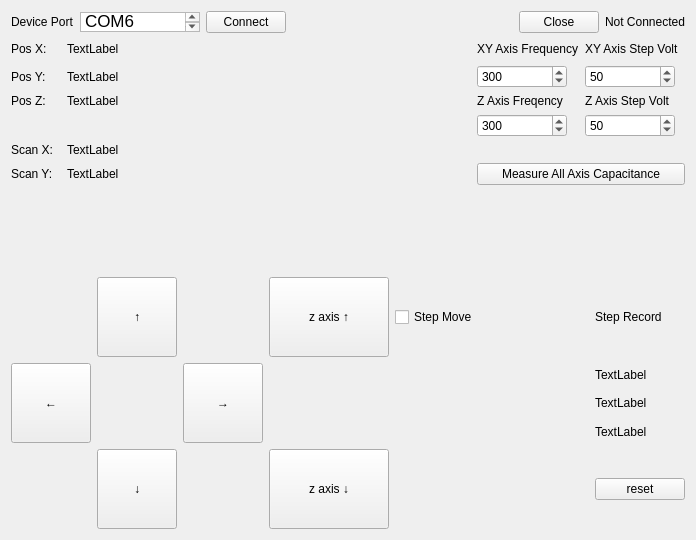
First picture: the form in ANC300/anc300.ui, repository lictailer/zmeter, before the edit.
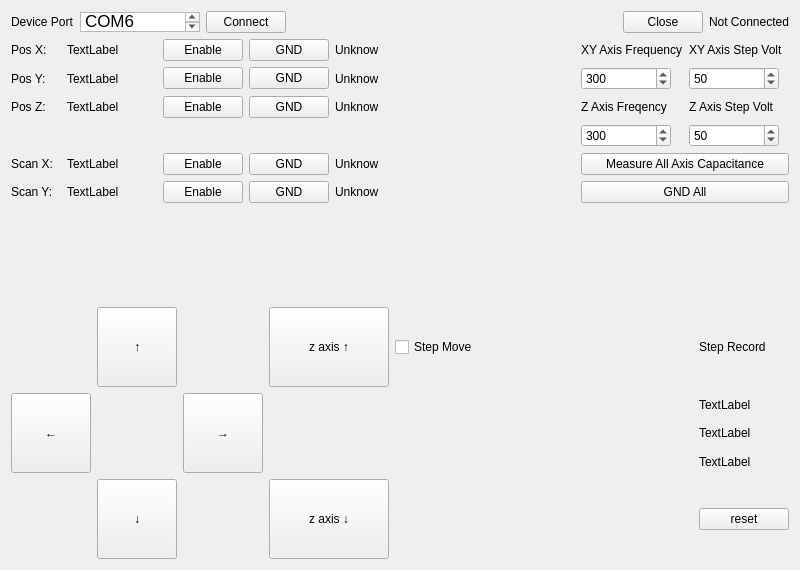
Second picture: the form after the edit.

Commit message: Update ANC300 main

Diff of the .ui file:
```diff
--- a/ANC300/anc300.ui
+++ b/ANC300/anc300.ui
@@ -6,8 +6,8 @@
    <rect>
     <x>0</x>
     <y>0</y>
-    <width>696</width>
-    <height>540</height>
+    <width>800</width>
+    <height>570</height>
    </rect>
   </property>
   <property name="sizePolicy">
@@ -117,6 +117,121 @@
    </item>
    <item>
     <layout class="QGridLayout" name="gridLayout_3">
+     <item row="4" column="2">
+      <widget class="QPushButton" name="enable_axis4_button">
+       <property name="text">
+        <string>Enable</string>
+       </property>
+      </widget>
+     </item>
+     <item row="2" column="2">
+      <widget class="QPushButton" name="enable_axis3_button">
+       <property name="text">
+        <string>Enable</string>
+       </property>
+      </widget>
+     </item>
+     <item row="5" column="3">
+      <widget class="QPushButton" name="gnd_axis5_button">
+       <property name="text">
+        <string>GND</string>
+       </property>
+      </widget>
+     </item>
+     <item row="1" column="3">
+      <widget class="QPushButton" name="gnd_axis2_button">
+       <property name="text">
+        <string>GND</string>
+       </property>
+      </widget>
+     </item>
+     <item row="1" column="2">
+      <widget class="QPushButton" name="enable_axis2_button">
+       <property name="text">
+        <string>Enable</string>
+       </property>
+      </widget>
+     </item>
+     <item row="5" column="2">
+      <widget class="QPushButton" name="enable_axis5_button">
+       <property name="text">
+        <string>Enable</string>
+       </property>
+      </widget>
+     </item>
+     <item row="1" column="4">
+      <widget class="QLabel" name="axis2_status">
+       <property name="text">
+        <string>Unknow</string>
+       </property>
+      </widget>
+     </item>
+     <item row="2" column="4">
+      <widget class="QLabel" name="axis3_status">
+       <property name="text">
+        <string>Unknow</string>
+       </property>
+      </widget>
+     </item>
+     <item row="2" column="1">
+      <widget class="QLabel" name="axis3cap">
+       <property name="text">
+        <string>TextLabel</string>
+       </property>
+      </widget>
+     </item>
+     <item row="3" column="0">
+      <widget class="QLabel" name="label_12">
+       <property name="text">
+        <string/>
+       </property>
+      </widget>
+     </item>
+     <item row="3" column="7">
+      <widget class="QSpinBox" name="axis3_stepvolt_val">
+       <property name="maximumSize">
+        <size>
+         <width>90</width>
+         <height>16777215</height>
+        </size>
+       </property>
+       <property name="maximum">
+        <number>80</number>
+       </property>
+       <property name="singleStep">
+        <number>5</number>
+       </property>
+       <property name="value">
+        <number>50</number>
+       </property>
+      </widget>
+     </item>
+     <item row="1" column="0">
+      <widget class="QLabel" name="label_5">
+       <property name="text">
+        <string>Pos Y:</string>
+       </property>
+      </widget>
+     </item>
+     <item row="0" column="6">
+      <widget class="QLabel" name="label_8">
+       <property name="sizePolicy">
+        <sizepolicy hsizetype="Fixed" vsizetype="Preferred">
+         <horstretch>0</horstretch>
+         <verstretch>0</verstretch>
+        </sizepolicy>
+       </property>
+       <property name="maximumSize">
+        <size>
+         <width>120</width>
+         <height>16777215</height>
+        </size>
+       </property>
+       <property name="text">
+        <string>XY Axis Frequency</string>
+       </property>
+      </widget>
+     </item>
      <item row="0" column="1">
       <widget class="QLabel" name="axis1cap">
        <property name="minimumSize">
@@ -130,6 +245,45 @@
        </property>
       </widget>
      </item>
+     <item row="0" column="7">
+      <widget class="QLabel" name="label_10">
+       <property name="sizePolicy">
+        <sizepolicy hsizetype="Fixed" vsizetype="Preferred">
+         <horstretch>0</horstretch>
+         <verstretch>0</verstretch>
+        </sizepolicy>
+       </property>
+       <property name="minimumSize">
+        <size>
+         <width>100</width>
+         <height>0</height>
+        </size>
+       </property>
+       <property name="maximumSize">
+        <size>
+         <width>190</width>
+         <height>16777215</height>
+        </size>
+       </property>
+       <property name="text">
+        <string>XY Axis Step Volt</string>
+       </property>
+      </widget>
+     </item>
+     <item row="1" column="1">
+      <widget class="QLabel" name="axis2cap">
+       <property name="text">
+        <string>TextLabel</string>
+       </property>
+      </widget>
+     </item>
+     <item row="4" column="1">
+      <widget class="QLabel" name="axis4cap">
+       <property name="text">
+        <string>TextLabel</string>
+       </property>
+      </widget>
+     </item>
      <item row="4" column="0">
       <widget class="QLabel" name="label_6">
        <property name="text">
@@ -137,77 +291,69 @@
        </property>
       </widget>
      </item>
-     <item row="5" column="0">
-      <widget class="QLabel" name="label_4">
-       <property name="text">
-        <string>Scan Y:</string>
+     <item row="1" column="6">
+      <widget class="QSpinBox" name="axis12_freq_val">
+       <property name="minimumSize">
+        <size>
+         <width>90</width>
+         <height>0</height>
+        </size>
        </property>
+       <property name="maximumSize">
+        <size>
+         <width>90</width>
+         <height>16777215</height>
+        </size>
+       </property>
+       <property name="maximum">
+        <number>2000</number>
+       </property>
+       <property name="singleStep">
+        <number>10</number>
+       </property>
+       <property name="value">
+        <number>300</number>
+       </property>
       </widget>
      </item>
-     <item row="0" column="3">
-      <widget class="QLabel" name="label_8">
-       <property name="sizePolicy">
-        <sizepolicy hsizetype="Fixed" vsizetype="Preferred">
-         <horstretch>0</horstretch>
-         <verstretch>0</verstretch>
-        </sizepolicy>
-       </property>
+     <item row="1" column="7">
+      <widget class="QSpinBox" name="axis12_stepvolt_val">
        <property name="maximumSize">
         <size>
-         <width>120</width>
+         <width>90</width>
          <height>16777215</height>
         </size>
        </property>
-       <property name="text">
-        <string>XY Axis Frequency</string>
+       <property name="maximum">
+        <number>80</number>
        </property>
+       <property name="singleStep">
+        <number>5</number>
+       </property>
+       <property name="value">
+        <number>50</number>
+       </property>
       </widget>
      </item>
-     <item row="2" column="3">
+     <item row="2" column="6">
       <widget class="QLabel" name="label_9">
        <property name="text">
         <string>Z Axis Freqency</string>
        </property>
       </widget>
      </item>
-     <item row="2" column="1">
-      <widget class="QLabel" name="axis3cap">
-       <property name="text">
-        <string>TextLabel</string>
+     <item row="0" column="5">
+      <spacer name="horizontalSpacer_3">
+       <property name="orientation">
+        <enum>Qt::Horizontal</enum>
        </property>
-      </widget>
-     </item>
-     <item row="0" column="4">
-      <widget class="QLabel" name="label_10">
-       <property name="sizePolicy">
-        <sizepolicy hsizetype="Fixed" vsizetype="Preferred">
-         <horstretch>0</horstretch>
-         <verstretch>0</verstretch>
-        </sizepolicy>
-       </property>
-       <property name="minimumSize">
+       <property name="sizeHint" stdset="0">
         <size>
-         <width>100</width>
-         <height>0</height>
+         <width>20</width>
+         <height>20</height>
         </size>
        </property>
-       <property name="maximumSize">
-        <size>
-         <width>190</width>
-         <height>16777215</height>
-        </size>
-       </property>
-       <property name="text">
-        <string>XY Axis Step Volt</string>
-       </property>
-      </widget>
-     </item>
-     <item row="2" column="4">
-      <widget class="QLabel" name="label_11">
-       <property name="text">
-        <string>Z Axis Step Volt</string>
-       </property>
-      </widget>
+      </spacer>
      </item>
      <item row="2" column="0">
       <widget class="QLabel" name="label_7">
@@ -216,20 +362,46 @@
        </property>
       </widget>
      </item>
-     <item row="3" column="0">
-      <widget class="QLabel" name="label_12">
+     <item row="2" column="7">
+      <widget class="QLabel" name="label_11">
        <property name="text">
-        <string/>
+        <string>Z Axis Step Volt</string>
        </property>
       </widget>
      </item>
-     <item row="4" column="1">
-      <widget class="QLabel" name="axis4cap">
+     <item row="5" column="0">
+      <widget class="QLabel" name="label_4">
+       <property name="text">
+        <string>Scan Y:</string>
+       </property>
+      </widget>
+     </item>
+     <item row="5" column="1">
+      <widget class="QLabel" name="axis5cap">
        <property name="text">
         <string>TextLabel</string>
        </property>
       </widget>
      </item>
+     <item row="3" column="6">
+      <widget class="QSpinBox" name="axis3_freq_val">
+       <property name="maximumSize">
+        <size>
+         <width>90</width>
+         <height>16777215</height>
+        </size>
+       </property>
+       <property name="maximum">
+        <number>2000</number>
+       </property>
+       <property name="singleStep">
+        <number>10</number>
+       </property>
+       <property name="value">
+        <number>300</number>
+       </property>
+      </widget>
+     </item>
      <item row="0" column="0">
       <widget class="QLabel" name="label_3">
        <property name="sizePolicy">
@@ -249,128 +421,68 @@
        </property>
       </widget>
      </item>
-     <item row="3" column="3">
-      <widget class="QSpinBox" name="axis3_freq_val">
-       <property name="maximumSize">
-        <size>
-         <width>90</width>
-         <height>16777215</height>
-        </size>
-       </property>
-       <property name="maximum">
-        <number>2000</number>
-       </property>
-       <property name="singleStep">
-        <number>10</number>
-       </property>
-       <property name="value">
-        <number>300</number>
-       </property>
-      </widget>
-     </item>
-     <item row="5" column="1">
-      <widget class="QLabel" name="axis5cap">
+     <item row="2" column="3">
+      <widget class="QPushButton" name="gnd_axis3_button">
        <property name="text">
-        <string>TextLabel</string>
+        <string>GND</string>
        </property>
       </widget>
      </item>
-     <item row="1" column="1">
-      <widget class="QLabel" name="axis2cap">
+     <item row="5" column="6" colspan="2">
+      <widget class="QPushButton" name="set_ground_all_button">
        <property name="text">
-        <string>TextLabel</string>
+        <string>GND All</string>
        </property>
       </widget>
      </item>
-     <item row="5" column="3" colspan="2">
+     <item row="4" column="6" colspan="2">
       <widget class="QPushButton" name="measure_all_axis_capacitance_button">
        <property name="text">
         <string>Measure All Axis Capacitance</string>
        </property>
       </widget>
      </item>
-     <item row="1" column="0">
-      <widget class="QLabel" name="label_5">
+     <item row="5" column="4">
+      <widget class="QLabel" name="axis5_status">
        <property name="text">
-        <string>Pos Y:</string>
+        <string>Unknow</string>
        </property>
       </widget>
      </item>
-     <item row="3" column="4">
-      <widget class="QSpinBox" name="axis3_stepvolt_val">
-       <property name="maximumSize">
-        <size>
-         <width>90</width>
-         <height>16777215</height>
-        </size>
+     <item row="4" column="3">
+      <widget class="QPushButton" name="gnd_axis4_button">
+       <property name="text">
+        <string>GND</string>
        </property>
-       <property name="maximum">
-        <number>80</number>
-       </property>
-       <property name="singleStep">
-        <number>5</number>
-       </property>
-       <property name="value">
-        <number>50</number>
-       </property>
       </widget>
      </item>
-     <item row="1" column="3">
-      <widget class="QSpinBox" name="axis12_freq_val">
-       <property name="minimumSize">
-        <size>
-         <width>90</width>
-         <height>0</height>
-        </size>
+     <item row="0" column="3">
+      <widget class="QPushButton" name="gnd_axis1_button">
+       <property name="text">
+        <string>GND</string>
        </property>
-       <property name="maximumSize">
-        <size>
-         <width>90</width>
-         <height>16777215</height>
-        </size>
-       </property>
-       <property name="maximum">
-        <number>2000</number>
-       </property>
-       <property name="singleStep">
-        <number>10</number>
-       </property>
-       <property name="value">
-        <number>300</number>
-       </property>
       </widget>
      </item>
-     <item row="1" column="4">
-      <widget class="QSpinBox" name="axis12_stepvolt_val">
-       <property name="maximumSize">
-        <size>
-         <width>90</width>
-         <height>16777215</height>
-        </size>
-       </property>
-       <property name="maximum">
-        <number>80</number>
-       </property>
-       <property name="singleStep">
-        <number>5</number>
-       </property>
-       <property name="value">
-        <number>50</number>
+     <item row="4" column="4">
+      <widget class="QLabel" name="axis4_status">
+       <property name="text">
+        <string>Unknow</string>
        </property>
       </widget>
      </item>
      <item row="0" column="2">
-      <spacer name="horizontalSpacer_3">
-       <property name="orientation">
-        <enum>Qt::Horizontal</enum>
+      <widget class="QPushButton" name="enable_axis1_button">
+       <property name="text">
+        <string>Enable</string>
        </property>
-       <property name="sizeHint" stdset="0">
-        <size>
-         <width>20</width>
-         <height>20</height>
-        </size>
+      </widget>
+     </item>
+     <item row="0" column="4">
+      <widget class="QLabel" name="axis1_status">
+       <property name="text">
+        <string>Unknow</string>
        </property>
-      </spacer>
+      </widget>
      </item>
     </layout>
    </item>
```
The commit also changes 2 other files.
